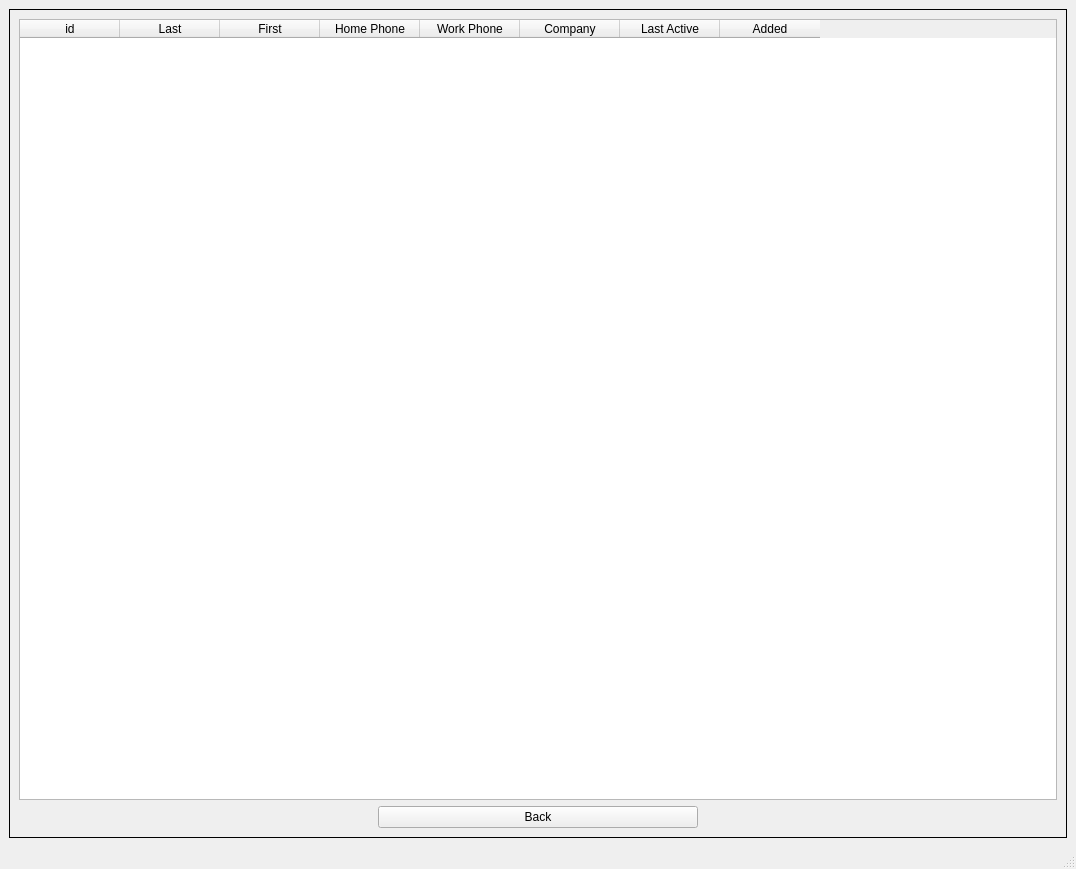
Old version of the form src/screens/ui_files/main_window.ui in the repository cplant1776/JMM-DB-Viewer.
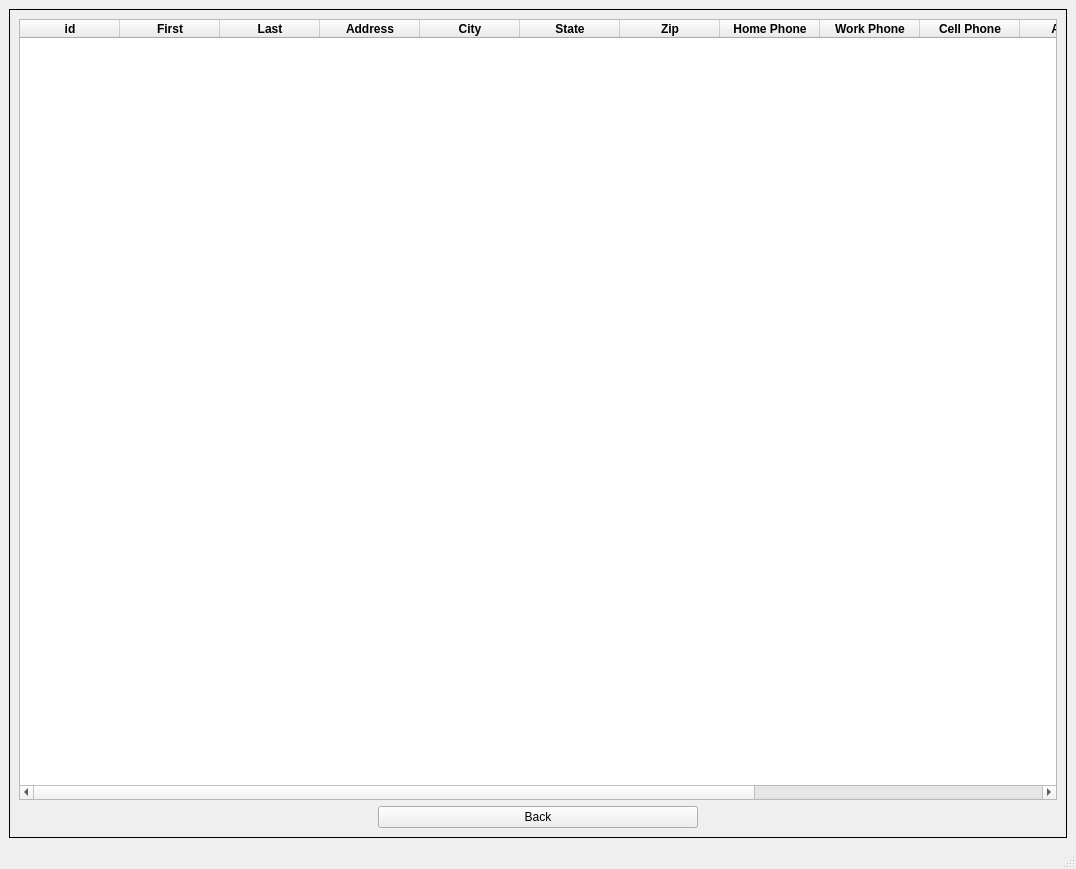
New version of the form. The open tabs and pages were chosen to show the change.

Commit message: Can now sort tables by clicking on headers

What changed in the file:
```diff
--- a/src/screens/ui_files/main_window.ui
+++ b/src/screens/ui_files/main_window.ui
@@ -130,40 +130,154 @@
              <property name="text">
               <string>id</string>
              </property>
-            </column>
-            <column>
-             <property name="text">
-              <string>Last</string>
+             <property name="font">
+              <font>
+               <weight>75</weight>
+               <bold>true</bold>
+              </font>
              </property>
             </column>
             <column>
              <property name="text">
               <string>First</string>
              </property>
+             <property name="font">
+              <font>
+               <weight>75</weight>
+               <bold>true</bold>
+              </font>
+             </property>
+            </column>
+            <column>
+             <property name="text">
+              <string>Last</string>
+             </property>
+             <property name="font">
+              <font>
+               <weight>75</weight>
+               <bold>true</bold>
+              </font>
+             </property>
+            </column>
+            <column>
+             <property name="text">
+              <string>Address</string>
+             </property>
+             <property name="font">
+              <font>
+               <weight>75</weight>
+               <bold>true</bold>
+              </font>
+             </property>
+            </column>
+            <column>
+             <property name="text">
+              <string>City</string>
+             </property>
+             <property name="font">
+              <font>
+               <weight>75</weight>
+               <bold>true</bold>
+              </font>
+             </property>
+            </column>
+            <column>
+             <property name="text">
+              <string>State</string>
+             </property>
+             <property name="font">
+              <font>
+               <weight>75</weight>
+               <bold>true</bold>
+              </font>
+             </property>
+            </column>
+            <column>
+             <property name="text">
+              <string>Zip</string>
+             </property>
+             <property name="font">
+              <font>
+               <weight>75</weight>
+               <bold>true</bold>
+              </font>
+             </property>
             </column>
             <column>
              <property name="text">
               <string>Home Phone</string>
              </property>
+             <property name="font">
+              <font>
+               <weight>75</weight>
+               <bold>true</bold>
+              </font>
+             </property>
             </column>
             <column>
              <property name="text">
               <string>Work Phone</string>
              </property>
-            </column>
-            <column>
-             <property name="text">
-              <string>Company</string>
+             <property name="font">
+              <font>
+               <weight>75</weight>
+               <bold>true</bold>
+              </font>
              </property>
             </column>
             <column>
              <property name="text">
-              <string>Last Active</string>
+              <string>Cell Phone</string>
+             </property>
+             <property name="font">
+              <font>
+               <weight>75</weight>
+               <bold>true</bold>
+              </font>
              </property>
             </column>
             <column>
              <property name="text">
               <string>Added</string>
+             </property>
+             <property name="font">
+              <font>
+               <weight>75</weight>
+               <bold>true</bold>
+              </font>
+             </property>
+            </column>
+            <column>
+             <property name="text">
+              <string>Last Activity</string>
+             </property>
+             <property name="font">
+              <font>
+               <weight>75</weight>
+               <bold>true</bold>
+              </font>
+             </property>
+            </column>
+            <column>
+             <property name="text">
+              <string>Email</string>
+             </property>
+             <property name="font">
+              <font>
+               <weight>75</weight>
+               <bold>true</bold>
+              </font>
+             </property>
+            </column>
+            <column>
+             <property name="text">
+              <string>Tax Exempt</string>
+             </property>
+             <property name="font">
+              <font>
+               <weight>75</weight>
+               <bold>true</bold>
+              </font>
              </property>
             </column>
            </widget>
```
The commit also changes 2 other files.
